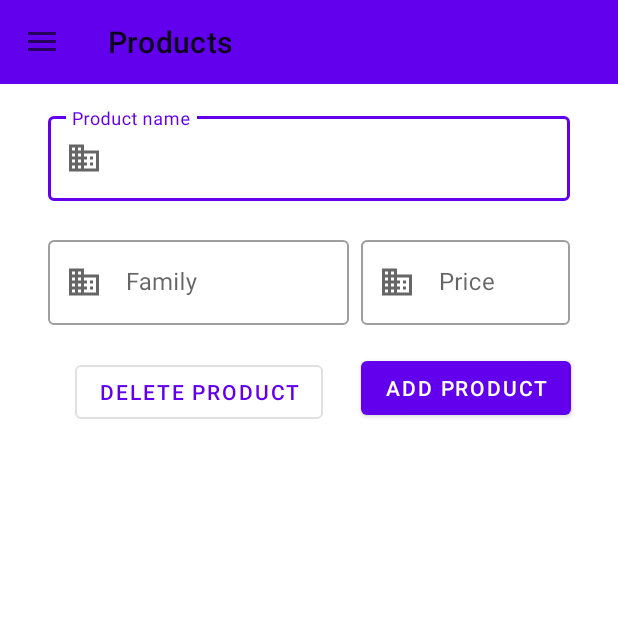
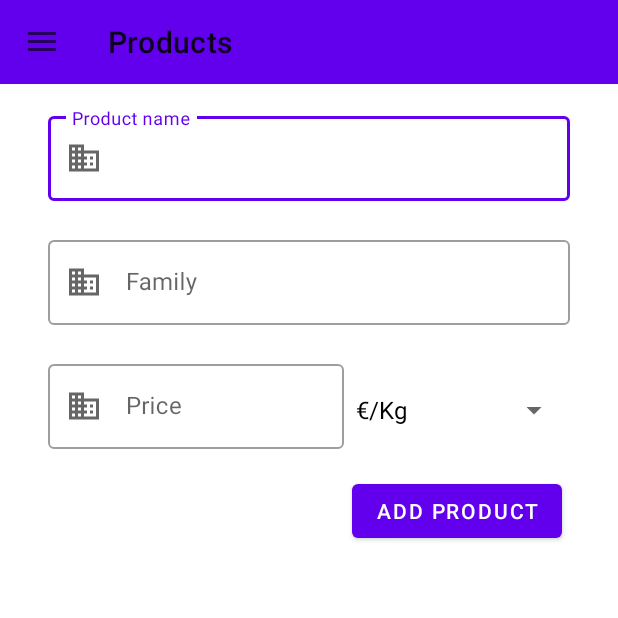
Before and after one commit to ManubeX/ControlHub2.2, an Android app: the ProductFragment screen opened through its navigation route, after a tap on "ADD PRODUCT", on a phone screen of 412 x 824 dp, the top half of it. Run offline under Robolectric (Android 15) with nearby library versions, the phone set to English and light mode, and no system bars; our stand-ins replace Firebase (no records; nobody signed in at launch, a user with empty details on screens opened directly), navigation-ui; 1 statement that could not run was skipped.

Commit message:
ProductFragment.kt terminado

```diff
--- a/app/src/main/java/proyecto/dam/controlhub/model/data/ProductData.kt
+++ b/app/src/main/java/proyecto/dam/controlhub/model/data/ProductData.kt
@@ -3,9 +3,10 @@ package proyecto.dam.controlhub.model.data
 data class ProductData(
     val name: String,
     val family: String,
-    val price: Double
+    val price: Double,
+    val format : String
 ){
-    constructor() : this("","",0.0)
+    constructor() : this("","",0.0,"")
     val produced = 0.0
     val sold = 0.0
 
--- a/app/src/main/java/proyecto/dam/controlhub/ui/product/ProductFragment.kt
+++ b/app/src/main/java/proyecto/dam/controlhub/ui/product/ProductFragment.kt
@@ -6,10 +6,14 @@ import androidx.fragment.app.Fragment
 import android.view.LayoutInflater
 import android.view.View
 import android.view.ViewGroup
+import android.widget.AdapterView
+import android.widget.ArrayAdapter
 import android.widget.Toast
 import androidx.recyclerview.widget.DividerItemDecoration
 import androidx.recyclerview.widget.LinearLayoutManager
+import androidx.recyclerview.widget.ListAdapter
 import proyecto.dam.controlhub.R
+import proyecto.dam.controlhub.application.App
 import proyecto.dam.controlhub.databinding.FragmentProductBinding
 import proyecto.dam.controlhub.model.data.ProductData
 import proyecto.dam.controlhub.ui.product.adapter.InterfaceClickRecyclerView
@@ -21,7 +25,8 @@ class ProductFragment : Fragment() {
     private val binding get() = _binding!!
     private lateinit var productsAdapter: ProductsAdapter
     private var indexSelected = 0;
-    private lateinit var listProduct : MutableList<ProductData>
+    private var editProduct = false
+    private var formatProduct = ""
 
 
     override fun onCreate(savedInstanceState: Bundle?) {
@@ -42,41 +47,61 @@ class ProductFragment : Fragment() {
     override fun onViewCreated(view: View, savedInstanceState: Bundle?) {
         super.onViewCreated(view, savedInstanceState)
 
-        listProduct = mutableListOf()
-
+        startSpinner()
 
         productsAdapter = ProductsAdapter(object : InterfaceClickRecyclerView {
+
             override fun onClick(v: View, product: ProductData, index: Int) {
 
-                Log.v("Index", index.toString())
+                Log.v("Index", "Index Selected $index")
                 setEditText(product, index)
-
+                editProduct = true
+                binding.btAdd.setText(R.string.edit_product)
 
             }
         })
 
+
         recyclerStart()
+
 
         binding.btAdd.setOnClickListener {
             val nameProduct = binding.etProductName.editText?.text.toString()
             val familyProduct = binding.etProductFamily.editText?.text.toString()
             val priceProduct = binding.etProductPrice.editText?.text.toString()
+            val product = ProductData(nameProduct, familyProduct, priceProduct.toDouble(), formatProduct)
 
-            if (nameProduct.isEmpty() || familyProduct.isEmpty() || priceProduct.isEmpty()) {
-                val toast =
-                    Toast.makeText(context, getString(R.string.product_empty), Toast.LENGTH_SHORT)
-                toast.show()
+            if (editProduct) {
+
+                productsAdapter.editProduct(indexSelected, product)
+                binding.btAdd.setText(R.string.product_add)
+                editProduct = false
+                showToast( getString(R.string.edit_product))
+                setEditText()
+
             } else {
-                productsAdapter.addProduct(
-                    ProductData(
-                        nameProduct,
-                        familyProduct,
-                        priceProduct.toDouble()
-                    )
-                )
 
-                listProduct.add(ProductData(nameProduct,familyProduct,priceProduct.toDouble()))
-                setEditText()
+                var productExist = false
+
+                for (product in App.listProductsApp) {
+                    productExist = nameProduct == product.name
+                }
+
+                if (nameProduct.isEmpty() || familyProduct.isEmpty() || priceProduct.isEmpty()) {
+
+                    showToast(getString(R.string.product_empty))
+
+                } else if (productExist) {
+
+                    showToast( getString(R.string.product_exist))
+
+                } else {
+
+                    productsAdapter.addProduct(product)
+                    setEditText()
+                    showToast( getString(R.string.product_add))
+                }
+
             }
 
 
@@ -84,18 +109,22 @@ class ProductFragment : Fragment() {
 
         binding.btRemove.setOnClickListener {
 
-            val toast =
-                Toast.makeText(context, indexSelected.toString(), Toast.LENGTH_SHORT)
-            toast.show()
+            showToast(getString(R.string.delete_product))
+
             if (indexSelected != -1) {
-                listProduct.removeAt(indexSelected)
+                Log.v("Index", "Size appList: ${App.listProductsApp.size}")
+                Log.v("Index", "index se selectes: $indexSelected")
                 productsAdapter.deleteProduct(indexSelected)
+                setEditText()
+                binding.btAdd.setText(R.string.product_add)
+                editProduct = false
+
             }
         }
 
     }
 
-    fun recyclerStart() {
+    private fun recyclerStart() {
         val recyclerView = binding.recyclerProducts
         val linLayout = LinearLayoutManager(context)
 
@@ -105,18 +134,52 @@ class ProductFragment : Fragment() {
 
     }
 
+    private fun startSpinner() {
+        val listFormat = resources.getStringArray(R.array.format)
+        val spinner = binding.spinner
+        spinner.adapter = ArrayAdapter(
+            requireContext(),
+            androidx.appcompat.R.layout.support_simple_spinner_dropdown_item, listFormat
+        )
+
+        spinner.onItemSelectedListener = object :
+        AdapterView.OnItemSelectedListener{
+            override fun onItemSelected(p0: AdapterView<*>?, p1: View?, p2: Int, p3: Long) {
+                formatProduct = listFormat[p2]
+            }
+
+            override fun onNothingSelected(p0: AdapterView<*>?) {
+
+            }
+
+        }
+
+
+    }
+
     private fun setEditText(product: ProductData? = null, index: Int = -1) {
         if (product == null) {
             binding.etProductName.editText?.setText("")
             binding.etProductFamily.editText?.setText("")
             binding.etProductPrice.editText?.setText("")
+            binding.btRemove.visibility = View.INVISIBLE
         } else {
             binding.etProductName.editText?.setText(product.name)
             binding.etProductFamily.editText?.setText(product.family)
             binding.etProductPrice.editText?.setText(product.price.toString())
+            binding.btRemove.visibility = View.VISIBLE
         }
 
         indexSelected = index
     }
 
+    private fun showToast(text:String){
+        val toast =
+            Toast.makeText(context, text, Toast.LENGTH_SHORT)
+        toast.show()
+    }
+
+
+
+
 }
--- a/app/src/main/java/proyecto/dam/controlhub/ui/product/adapter/ProductsAdapter.kt
+++ b/app/src/main/java/proyecto/dam/controlhub/ui/product/adapter/ProductsAdapter.kt
@@ -1,18 +1,20 @@
 package proyecto.dam.controlhub.ui.product.adapter
 
 
+import android.util.Log
 import android.view.LayoutInflater
 import android.view.ViewGroup
 import androidx.recyclerview.widget.RecyclerView
 import proyecto.dam.controlhub.R
+import proyecto.dam.controlhub.application.App
 import proyecto.dam.controlhub.model.data.ProductData
+import proyecto.dam.controlhub.model.provider.RegisterFirebase
 
 class ProductsAdapter() :
     RecyclerView.Adapter<ProductsViewHolder>() {
     private var interfaceClickRecyclerView: InterfaceClickRecyclerView? = null
     private lateinit var productList: MutableList<ProductData>
-    private var positionList = 0
-
+    private val rf = RegisterFirebase()
 
 
     constructor(productList: MutableList<ProductData>) : this() {
@@ -20,14 +22,17 @@ class ProductsAdapter() :
     }
 
     constructor(interfaceClickRecyclerView: InterfaceClickRecyclerView) : this() {
+
         this.interfaceClickRecyclerView = interfaceClickRecyclerView
         this.productList = mutableListOf()
+        if (App.listProductsApp.size >= 0) {
+
+            productList = App.listProductsApp
+            Log.v("Index", "ListApp " + App.listProductsApp.toString())
+            notifyDataSetChanged()
+        }
     }
 
-
-    fun getProduct(): List<ProductData> {
-        return productList
-    }
 
 
     fun setProducts(products: MutableList<ProductData>) {
@@ -38,19 +43,27 @@ class ProductsAdapter() :
     fun addProduct(product: ProductData) {
         productList.add(product)
         notifyItemInserted(productList.size - 1)
+        rf.setProduct(product, App.userAPP.company)
     }
 
     fun deleteProduct(index: Int) {
-        if (index < 0 || index >= itemCount) return;
+        val product = App.listProductsApp[index]
         productList.removeAt(index)
+        rf.deleteProduct(product, App.userAPP.company)
         notifyItemRemoved(index)
+        Log.v("Index", "index delete: $index totalitem: $itemCount")
     }
 
-    fun getIndex(): Int {
-        return positionList
+    fun editProduct(index: Int,product: ProductData) {
+        val oldProduct = App.listProductsApp[index]
+        productList[index] = product
+        rf.updateProduct(oldProduct,product,App.userAPP.company)
+        notifyItemChanged(index)
     }
 
+
     override fun onCreateViewHolder(parent: ViewGroup, viewType: Int): ProductsViewHolder {
+
         var viewP =
             LayoutInflater.from(parent.context).inflate(R.layout.product_card, parent, false)
         val productsViewHolder = ProductsViewHolder(viewP)
@@ -71,10 +84,10 @@ class ProductsAdapter() :
 
     override fun onBindViewHolder(holder: ProductsViewHolder, position: Int) {
         var product = productList[position]
-        val priceText = product.price.toString() + "€"
         holder.getName()?.text = product.name
         holder.getFamily()?.text = product.family
-        holder.getPrice()?.text = priceText
+        holder.getPrice()?.text = product.price.toString()
+        holder.getFormat()?.text = product.format
 
     }
 
--- a/app/src/main/java/proyecto/dam/controlhub/ui/splash/SplashActivity.kt
+++ b/app/src/main/java/proyecto/dam/controlhub/ui/splash/SplashActivity.kt
@@ -6,10 +6,12 @@ import android.os.Bundle
 import proyecto.dam.controlhub.MainActivity
 import proyecto.dam.controlhub.application.App
 import proyecto.dam.controlhub.application.App.Companion.prefs
+import proyecto.dam.controlhub.model.provider.RegisterFirebase
 
 import proyecto.dam.controlhub.ui.login.LoginActivity
 
 class SplashActivity : AppCompatActivity() {
+    private val reg = RegisterFirebase()
     override fun onCreate(savedInstanceState: Bundle?) {
         super.onCreate(savedInstanceState)
 
@@ -18,6 +20,7 @@ class SplashActivity : AppCompatActivity() {
             App.auth.signInWithEmailAndPassword(
                 prefs.getEmail(),
                 prefs.getPassword()).addOnCompleteListener {
+                reg.getInitUser(App.auth.currentUser?.uid.toString())
                 startActivity(Intent(this, MainActivity::class.java))
                 finish()
             }
--- a/app/src/main/res/layout/fragment_product.xml
+++ b/app/src/main/res/layout/fragment_product.xml
@@ -12,7 +12,9 @@
         android:id="@+id/linearLayout2"
         android:layout_width="match_parent"
         android:layout_height="wrap_content"
-        android:layout_marginBottom="32dp">
+        android:layout_marginBottom="32dp"
+        android:layout_marginStart="32dp"
+        android:layout_marginEnd="32dp">
 
         <Button
             android:id="@+id/bt_Remove"
@@ -20,17 +22,18 @@
             android:layout_width="wrap_content"
             android:layout_height="wrap_content"
             android:text="@string/delete_product"
-            app:layout_constraintEnd_toEndOf="@+id/et_productFamily"
-            app:layout_constraintStart_toStartOf="@+id/et_productFamily"
-            app:layout_constraintTop_toBottomOf="@+id/et_productFamily" />
+            android:visibility="invisible"
+            app:layout_constraintBottom_toBottomOf="@+id/bt_add"
+            app:layout_constraintStart_toStartOf="@+id/et_productPrice"
+            app:layout_constraintTop_toTopOf="@+id/bt_add" />
 
         <Button
             android:id="@+id/bt_add"
             android:layout_width="wrap_content"
             android:layout_height="wrap_content"
             android:text="@string/product_add"
-            app:layout_constraintEnd_toEndOf="@+id/et_productPrice"
-            app:layout_constraintStart_toStartOf="@+id/et_productPrice"
+            app:layout_constraintEnd_toEndOf="@+id/et_productFamily"
+            app:layout_constraintStart_toEndOf="@+id/et_productPrice"
             app:layout_constraintTop_toBottomOf="@+id/et_productPrice" />
 
         <com.google.android.material.textfield.TextInputLayout
@@ -38,9 +41,7 @@
             style="@style/Widget.MaterialComponents.TextInputLayout.OutlinedBox"
             android:layout_width="match_parent"
             android:layout_height="wrap_content"
-            android:layout_marginStart="32dp"
             android:layout_marginTop="16dp"
-            android:layout_marginEnd="32dp"
             android:hint="@string/product_name"
             app:endIconMode="clear_text"
             app:errorEnabled="true"
@@ -63,11 +64,10 @@
             style="@style/Widget.MaterialComponents.TextInputLayout.OutlinedBox"
             android:layout_width="0dp"
             android:layout_height="wrap_content"
-            android:layout_marginEnd="8dp"
             android:hint="@string/product_family"
             app:endIconMode="clear_text"
             app:errorEnabled="true"
-            app:layout_constraintEnd_toStartOf="@+id/et_productPrice"
+            app:layout_constraintEnd_toEndOf="@+id/et_productName"
             app:layout_constraintStart_toStartOf="@+id/et_productName"
             app:layout_constraintTop_toBottomOf="@+id/et_productName"
             app:startIconDrawable="@drawable/ic_business">
@@ -83,13 +83,13 @@
         <com.google.android.material.textfield.TextInputLayout
             android:id="@+id/et_productPrice"
             style="@style/Widget.MaterialComponents.TextInputLayout.OutlinedBox"
-            android:layout_width="139dp"
-            android:layout_height="80dp"
+            android:layout_width="197dp"
+            android:layout_height="79dp"
             android:hint="@string/product_price"
             app:endIconMode="clear_text"
             app:errorEnabled="true"
-            app:layout_constraintEnd_toEndOf="@+id/et_productName"
-            app:layout_constraintTop_toBottomOf="@+id/et_productName"
+            app:layout_constraintStart_toStartOf="@+id/et_productFamily"
+            app:layout_constraintTop_toBottomOf="@+id/et_productFamily"
             app:startIconDrawable="@drawable/ic_business">
 
             <com.google.android.material.textfield.TextInputEditText
@@ -100,6 +100,17 @@
 
         </com.google.android.material.textfield.TextInputLayout>
 
+        <Spinner
+            android:id="@+id/spinner"
+            android:layout_width="0dp"
+            android:layout_height="56dp"
+            app:layout_constraintBottom_toTopOf="@+id/bt_add"
+            app:layout_constraintEnd_toEndOf="@+id/et_productFamily"
+            app:layout_constraintStart_toEndOf="@+id/et_productPrice"
+            app:layout_constraintTop_toTopOf="@+id/et_productPrice"
+            app:layout_constraintVertical_bias="0.347"
+            tools:listitem="@layout/support_simple_spinner_dropdown_item"/>
+
     </androidx.constraintlayout.widget.ConstraintLayout>
 
     <androidx.recyclerview.widget.RecyclerView
@@ -108,6 +119,7 @@
         android:layout_height="wrap_content"
         android:layout_marginStart="8dp"
         android:layout_marginEnd="8dp"
-        android:layout_marginBottom="16dp" />
+        android:layout_marginBottom="16dp"
+        android:textAlignment="textStart" />
 
 </LinearLayout>
--- a/app/src/main/res/values/strings.xml
+++ b/app/src/main/res/values/strings.xml
@@ -80,6 +80,13 @@
     <string name="product_price">Price</string>
     <string name="product_add">Add product</string>
     <string name="delete_product">Delete product</string>
-    <string name="product_empty">empty product data</string>
+    <string name="product_empty">Empty product data</string>
+    <string name="product_exist">Product already exists</string>
+    <string name="edit_product">Edit</string>
+
+    <string-array name="format">
+        <item>€/Kg</item>
+        <item>€/Unit</item>
+    </string-array>
 
 </resources>
```
Also changed, not shown: app/src/main/java/proyecto/dam/controlhub/model/provider/RegisterFirebase.kt (+25 -4 lines), app/src/main/java/proyecto/dam/controlhub/ui/login/LoginHomeFragment.kt (+6 -6 lines), app/src/main/java/proyecto/dam/controlhub/ui/login/RegisterAdminLoginFragment.kt (+5 -5 lines), app/src/main/java/proyecto/dam/controlhub/ui/product/adapter/ProductsViewHolder.kt (+8 -3 lines), app/src/main/res/layout/fragment_listas.xml (+12 -5 lines), app/src/main/res/layout/product_card.xml (+12 -1 lines).
